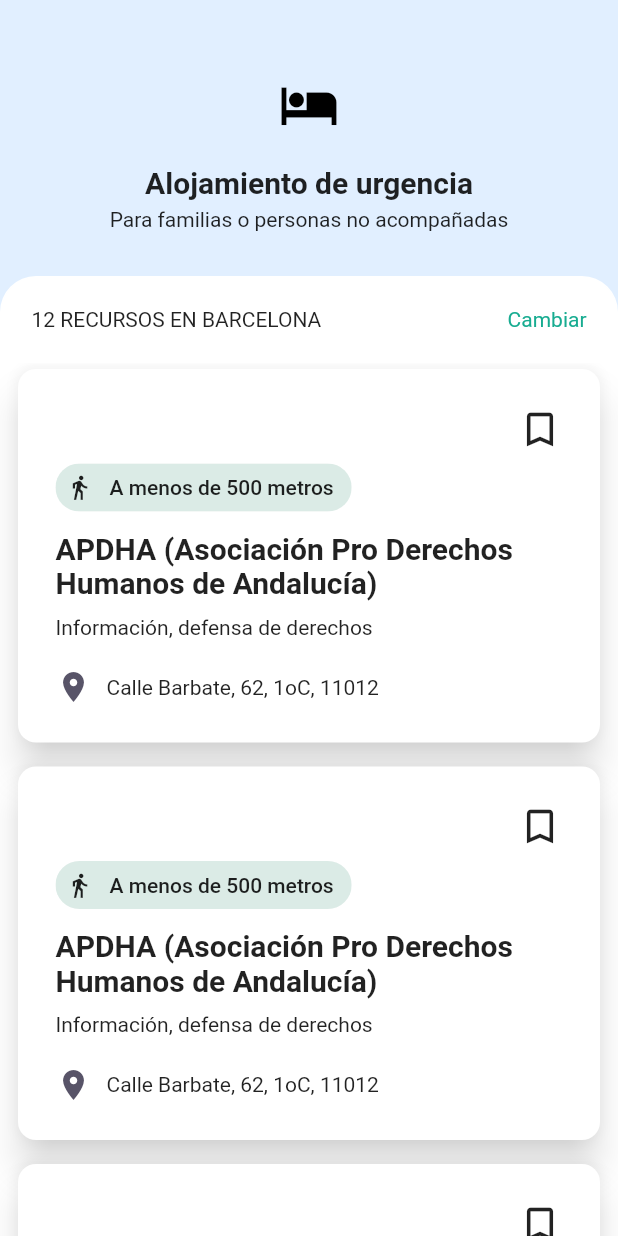
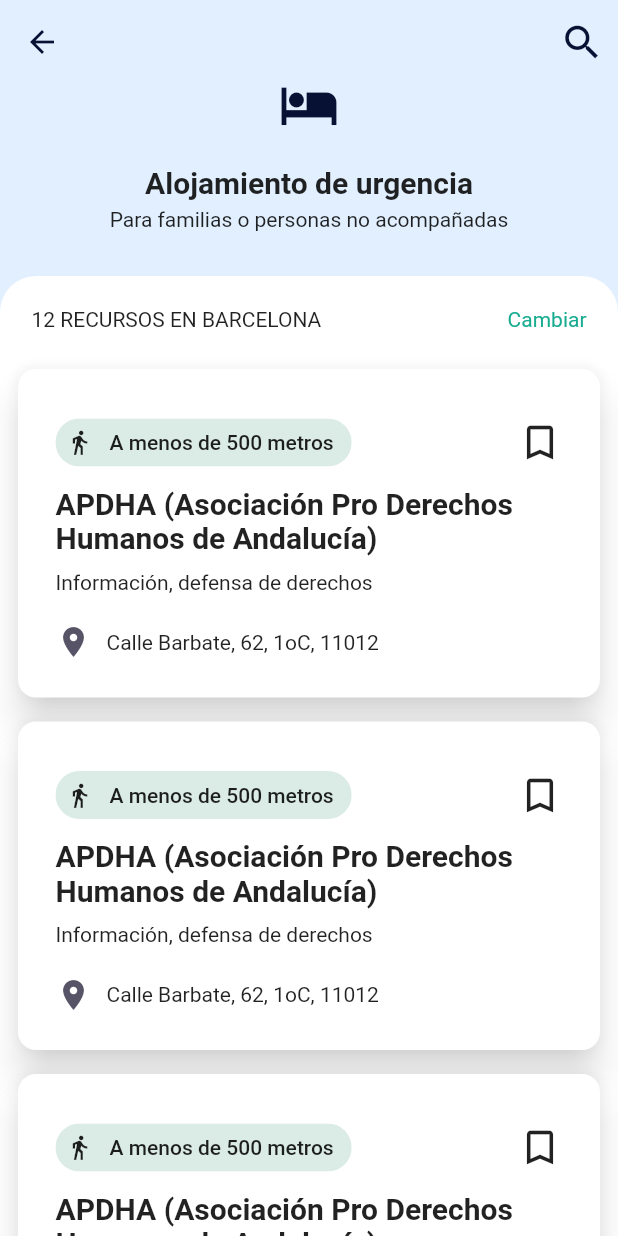
Before and after one commit to MovingForwardApp/moving-forward, a Flutter app: the CategoryDetail screen opened directly, on a phone screen of 412 x 824 dp. Run offline on Flutter 3.47's test engine with Material 2 defaults, Android fonts, the phone set to English and light mode, and no system bars; our stand-ins replace flutter_map, latlong, sqflite; accounts and stored records are empty.

Commit message:
refactor navegation & appBar

```diff
--- a/lib/category_detail.dart
+++ b/lib/category_detail.dart
@@ -1,13 +1,16 @@
 import 'package:flutter/material.dart';
 import 'theme.dart';
+import 'resource.dart';
 
-Widget categoryTitle = Container(
+class CategoryDetail extends StatelessWidget {
+  Container _categoryTitle() {
+    return Container(
         padding: const EdgeInsets.only(top: 50, bottom: 30),
         child: Row(mainAxisAlignment: MainAxisAlignment.spaceAround, children: [
           Column(children: [
             Container(
                 padding: const EdgeInsets.only(bottom: 20),
-            child: Icon(Icons.local_hotel, size: 40, color: Colors.black)),
+                child: Icon(Icons.local_hotel, size: 40, color: MfColors.dark)),
             Container(
                 padding: const EdgeInsets.only(bottom: 5),
                 child: Text(
@@ -17,21 +20,28 @@
             Text('Para familias o personas no acompañadas'),
           ])
         ]));
+  }
 
-Widget resourceCard = Card(
-    shape: RoundedRectangleBorder(borderRadius: BorderRadius.circular(12.0)),
+  Card _resourceCard(BuildContext context) {
+    return Card(
+        shape:
+            RoundedRectangleBorder(borderRadius: BorderRadius.circular(12.0)),
         elevation: 10,
         shadowColor: Colors.grey[100],
+        child: new InkWell(
+            onTap: () {
+              Navigator.push(
+                  context, MaterialPageRoute(builder: (context) => Resource()));
+            },
             child: Container(
                 padding: const EdgeInsets.all(25),
                 child: Container(
                     child: Column(
                         crossAxisAlignment: CrossAxisAlignment.start,
                         children: <Widget>[
-                Container(
-                  alignment: Alignment.topRight,
-                  child: Icon(Icons.bookmark_border, size: 30.0),
-                ),
+                      Row(
+                        mainAxisAlignment: MainAxisAlignment.spaceBetween,
+                        children: <Widget>[
                           Container(
                             alignment: Alignment.topLeft,
                             child: Chip(
@@ -41,43 +51,41 @@
                             ),
                           ),
                           Container(
+                            alignment: Alignment.topRight,
+                            child: Icon(Icons.bookmark_border, size: 30.0),
+                          ),
+                        ],
+                      ),
+                      Container(
                         padding: const EdgeInsets.only(top: 5),
                         child: Text(
                           'APDHA (Asociación Pro Derechos Humanos de Andalucía)',
-                    style: TextStyle(fontWeight: FontWeight.bold, fontSize: 20),
+                          style: TextStyle(
+                              fontWeight: FontWeight.bold, fontSize: 20),
                         ),
                       ),
                       Container(
                           padding: const EdgeInsets.only(top: 10, bottom: 20),
                           child: Text('Información, defensa de derechos')),
-                Row(
-                  children: [
-                    Icon(
-                      Icons.location_on,
-                      color: MfColors.gray
-                    ),
+                      Row(children: [
+                        Icon(Icons.location_on, color: MfColors.gray),
                         Container(
                             padding: const EdgeInsets.only(left: 10),
-                      child: Text(
-                        'Calle Barbate, 62, 1oC, 11012',
-                        style: TextStyle(fontSize: 14)
-                      )
-                    ),
-                  ]
-                ),
-            ]))));
+                            child: Text('Calle Barbate, 62, 1oC, 11012',
+                                style: TextStyle(fontSize: 14))),
+                      ]),
+                    ])))));
+  }
 
-Widget resourcesList = Expanded(
-    child: Container(
+  Container _resourcesList(BuildContext context) {
+    return Container(
         child: Column(children: [
       Container(
           padding: const EdgeInsets.all(20),
           decoration: BoxDecoration(
             color: MfColors.white,
             borderRadius: BorderRadius.only(
-            topLeft: Radius.circular(24),
-            topRight: Radius.circular(24)
-          ),
+                topLeft: Radius.circular(24), topRight: Radius.circular(24)),
             border: Border.all(
               color: MfColors.white,
               width: 1,
@@ -87,43 +95,59 @@
             mainAxisAlignment: MainAxisAlignment.spaceBetween,
             children: [
               Text('12 RECURSOS EN BARCELONA'),
-              Text(
-                'Cambiar',
-                style: TextStyle(color: MfColors.primary[400],)
+              Text('Cambiar',
+                  style: TextStyle(
+                    color: MfColors.primary[400],
+                  ))
+            ],
+          )),
+      Container(
+          color: MfColors.white,
+          child: Column(
+              children: List.generate(3, (index) {
+            return Container(
+                padding: const EdgeInsets.only(left: 8, right: 8, bottom: 8),
+                child: _resourceCard(context));
+          })))
+    ]));
+  }
+
+  AppBar _appBar() {
+    return AppBar(
+      iconTheme: IconThemeData(color: MfColors.dark),
+      backgroundColor: Colors.transparent,
+      elevation: 0,
+      actions: <Widget>[
+        IconButton(
+          icon: const Icon(Icons.search, size: 30, color: MfColors.dark),
+          onPressed: () {
+            print('SEARCH...');
+          },
         )
       ],
-          )
-        ),
-      Expanded(
-        child: Container(
-          color: MfColors.white,
-          child: ListView(
-            scrollDirection: Axis.vertical,
-            children: List.generate(10, (index) {
-              return Container(
-                padding: const EdgeInsets.only(left: 8, right: 8, bottom: 8),
-                child: resourceCard
     );
-            })
-          )
-        )
-      )
-    ])
-));
+  }
 
-class CategoryDetail extends StatelessWidget {
   @override
   Widget build(BuildContext context) {
     return Scaffold(
-        body: Container(
-          color: Color.fromRGBO(225, 239, 255, 1),
+        // appBar: _appBar(),
+        body: Stack(children: <Widget>[
+      SingleChildScrollView(
+          child: Container(
+              color: MfColors.blue,
               child: Column(
                 children: [
-              categoryTitle,
-              resourcesList,
+                  _categoryTitle(),
+                  _resourcesList(context),
                 ],
-          )
-        )
-    );
+              ))),
+      Container(
+          alignment: Alignment.topCenter,
+          child: Container(
+            height: 100.0,
+            child: _appBar(),
+          ))
+    ]));
   }
 }
```
Also changed, not shown: lib/category_list.dart (+69 -7 lines), lib/info.dart (+5 -4 lines), lib/layout.dart (+0 -47 lines), lib/main.dart (+5 -4 lines), lib/resource.dart (+29 -4 lines). Lines whose indentation alone changed are shown as unchanged.
